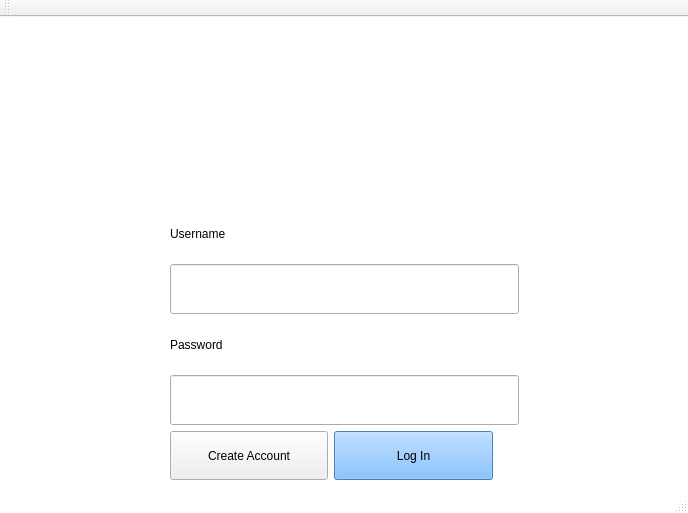
The window that A7-Parachutes/A7-Parachutes/mainwindow.ui (thePeterPan/CS3505-2016) describes before a commit, drawn with Qt 5.
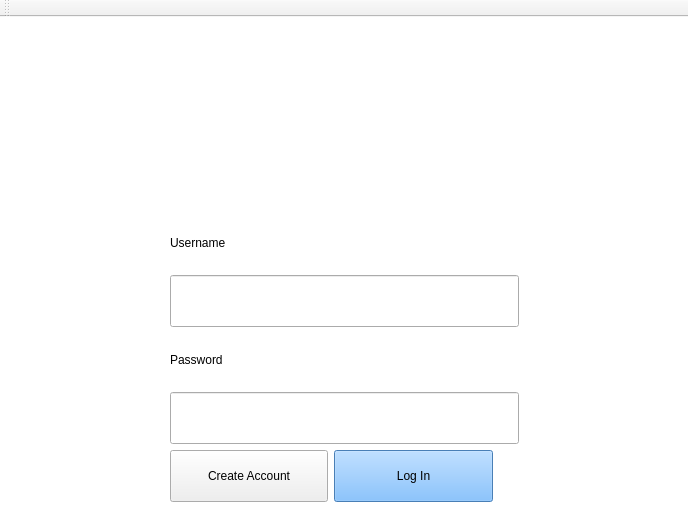
The same window after the commit. Icons and pictures are not drawn.

Commit message: make UI expandable, add background

What changed in the file:
```diff
--- a/A7-Parachutes/A7-Parachutes/mainwindow.ui
+++ b/A7-Parachutes/A7-Parachutes/mainwindow.ui
@@ -268,7 +268,6 @@
     <bool>false</bool>
    </attribute>
   </widget>
-  <widget class="QStatusBar" name="statusBar"/>
  </widget>
  <layoutdefault spacing="6" margin="11"/>
  <resources/>
```
Left out of the diff: 8 changed lines with no effect on the pictures. The commit also changes 5 other files.
